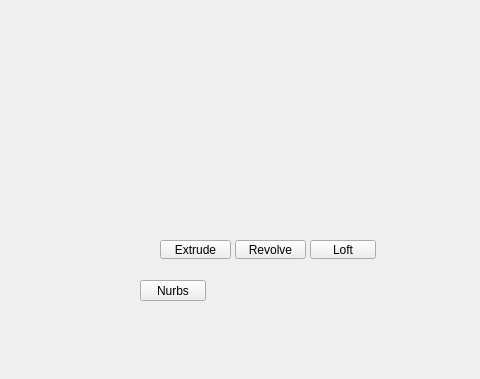
Old version of the form tentacle/ui/nurbs#submenu.ui in the repository m3trik/tentacle; both pictures show x 120 to 600 and y 0 to 379 of the 600 by 600 pixel window.
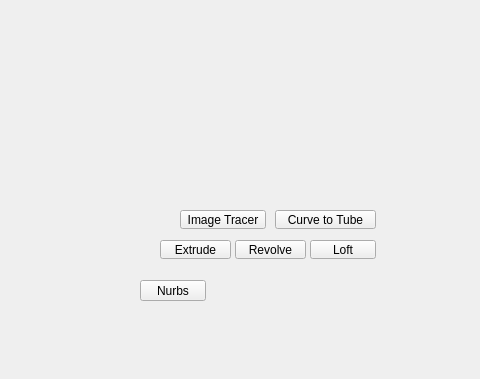
New version of the form. Custom widgets are drawn as their Qt base class.

Commit message:
feat(tentacle): Curve to Tube + Unwrap Cylinder panel buttons
NURBS panel gains a Curve to Tube launcher (b058, Surfaces group)
opening the new mayatk tool. UV panel gains an Unwrap Cylinder button
(tb009, Edit group) driving mtk.UvUtils.unwrap_cylinder with Invert
Seam / Unfold / Orient options.

What changed in the file:
```diff
--- a/tentacle/ui/nurbs#submenu.ui
+++ b/tentacle/ui/nurbs#submenu.ui
@@ -211,20 +211,85 @@
      </size>
     </property>
    </widget>
+   <widget class="QPushButton" name="b056">
+    <property name="geometry">
+     <rect>
+      <x>300</x>
+      <y>210</y>
+      <width>86</width>
+      <height>19</height>
+     </rect>
+    </property>
+    <property name="minimumSize">
+     <size>
+      <width>0</width>
+      <height>19</height>
+     </size>
+    </property>
+    <property name="maximumSize">
+     <size>
+      <width>16777215</width>
+      <height>19</height>
+     </size>
+    </property>
+    <property name="toolTip">
+     <string>Trace images into NURBS curves.</string>
+    </property>
+    <property name="text">
+     <string>Image Tracer</string>
+    </property>
+   </widget>
+   <widget class="QPushButton" name="b058">
+    <property name="enabled">
+     <bool>true</bool>
+    </property>
+    <property name="geometry">
+     <rect>
+      <x>395</x>
+      <y>210</y>
+      <width>101</width>
+      <height>19</height>
+     </rect>
+    </property>
+    <property name="minimumSize">
+     <size>
+      <width>0</width>
+      <height>19</height>
+     </size>
+    </property>
+    <property name="maximumSize">
+     <size>
+      <width>16777215</width>
+      <height>19</height>
+     </size>
+    </property>
+    <property name="toolTip">
+     <string>Sweep a circular profile along selected curves into a NURBS or polygon tube.</string>
+    </property>
+    <property name="text">
+     <string>Curve to Tube</string>
+    </property>
+    <property name="iconSize">
+     <size>
+      <width>18</width>
+      <height>18</height>
+     </size>
+    </property>
+   </widget>
   </widget>
  </widget>
  <customwidgets>
+  <customwidget>
+   <class>PushButton</class>
+   <extends>QPushButton</extends>
+   <header>widgets.pushbutton.h</header>
+  </customwidget>
   <customwidget>
    <class>ExpandableList</class>
    <extends>QWidget</extends>
    <header>widgets.expandablelist.h</header>
    <container>1</container>
   </customwidget>
-  <customwidget>
-   <class>PushButton</class>
-   <extends>QPushButton</extends>
-   <header>widgets.pushbutton.h</header>
-  </customwidget>
  </customwidgets>
  <resources/>
  <connections/>
```
The commit also changes 5 other files.
